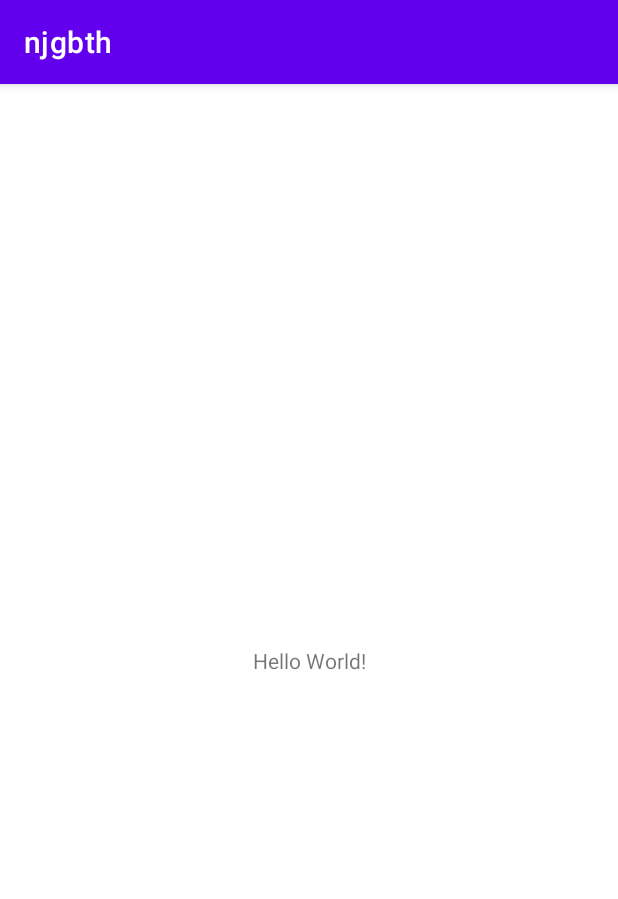
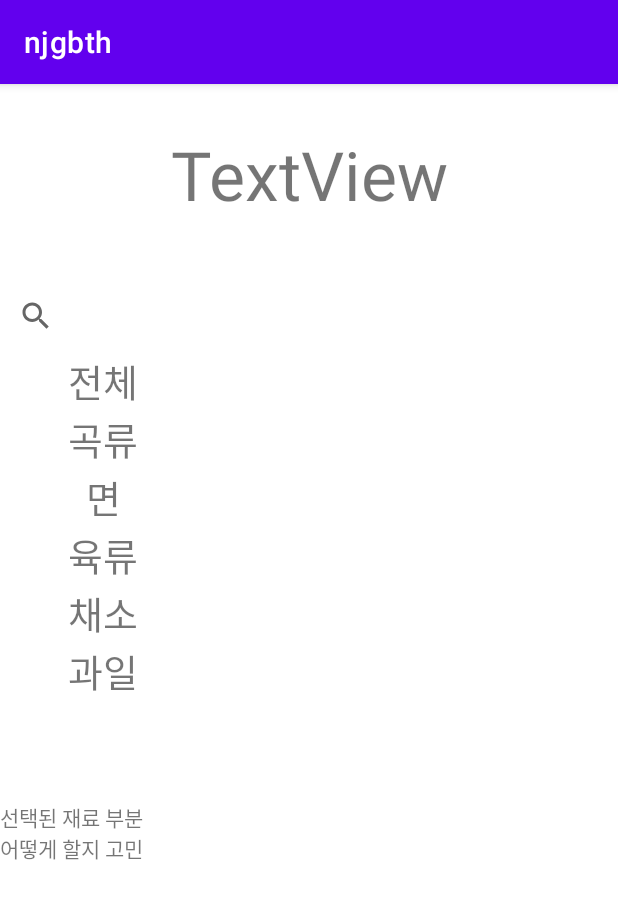
Before and after one commit to njgbth/njgbth, an Android app: the screen it shows after launch (MainActivity before the commit, MainPage after it), on a phone screen of 412 x 824 dp. Shown: the top 899 px of the screen. Run offline under Robolectric (Android 15) with nearby library versions, the phone set to English and light mode, and no system bars; 2 statements that could not run were skipped.

Commit message:
feat : viewbinding

```diff
--- a/app/build.gradle
+++ b/app/build.gradle
@@ -5,7 +5,9 @@ plugins {
 
 android {
     compileSdk 31
-
+    viewBinding {
+        enabled = true
+    }
     defaultConfig {
         applicationId "com.example.njgbth"
         minSdk 23
--- a/app/src/main/AndroidManifest.xml
+++ b/app/src/main/AndroidManifest.xml
@@ -10,6 +10,12 @@
         android:supportsRtl="true"
         android:theme="@style/Theme.Njgbth">
         <activity
+            android:name=".aaa"
+            android:exported="true" />
+        <activity
+            android:name=".MainPage"
+            android:exported="true" />
+        <activity
             android:name=".MainActivity"
             android:exported="true">
             <intent-filter>
--- a/app/src/main/java/com/example/njgbth/MainActivity.kt
+++ b/app/src/main/java/com/example/njgbth/MainActivity.kt
@@ -1,5 +1,6 @@
 package com.example.njgbth
 
+import android.content.Intent
 import androidx.appcompat.app.AppCompatActivity
 import android.os.Bundle
 
@@ -7,5 +8,7 @@ class MainActivity : AppCompatActivity() {
     override fun onCreate(savedInstanceState: Bundle?) {
         super.onCreate(savedInstanceState)
         setContentView(R.layout.activity_main)
+        startActivity(Intent(this, MainPage::class.java))
+        finish()
     }
 }
--- /dev/null
+++ b/app/src/main/java/com/example/njgbth/MainPage.kt
@@ -0,0 +1,21 @@
+package com.example.njgbth
+
+import android.content.Intent
+import androidx.appcompat.app.AppCompatActivity
+import android.os.Bundle
+import android.view.View
+import com.example.njgbth.databinding.ActivityMainPageBinding
+
+class MainPage : AppCompatActivity() {
+    private lateinit var binding: ActivityMainPageBinding           //viewbinding
+    override fun onCreate(savedInstanceState: Bundle?) {
+        super.onCreate(savedInstanceState)
+        setContentView(R.layout.activity_main_page)                 //화면출력
+        binding = ActivityMainPageBinding.inflate(layoutInflater)   //viewbinding
+        val view = binding.root                                     //viewbinding
+
+    }
+    fun get_category(view: View) {
+        println(binding.T1.text)
+    }
+}
--- /dev/null
+++ b/app/src/main/res/layout/activity_main_page.xml
@@ -0,0 +1,148 @@
+<?xml version="1.0" encoding="utf-8"?>
+<androidx.constraintlayout.widget.ConstraintLayout xmlns:android="http://schemas.android.com/apk/res/android"
+    xmlns:app="http://schemas.android.com/apk/res-auto"
+    xmlns:tools="http://schemas.android.com/tools"
+    android:layout_width="match_parent"
+    android:layout_height="match_parent"
+    tools:context=".MainPage"
+    >
+
+    <LinearLayout
+        android:id="@+id/linearLayout"
+        android:layout_width="match_parent"
+        android:layout_height="wrap_content"
+        android:orientation="vertical"
+        app:layout_constraintEnd_toEndOf="parent"
+        app:layout_constraintStart_toStartOf="parent"
+        app:layout_constraintTop_toTopOf="parent"
+        android:layout_marginTop="30dp">
+
+        <TextView
+            android:id="@+id/textView2"
+            android:layout_width="match_parent"
+            android:layout_height="wrap_content"
+            android:gravity="center"
+            android:textSize="45dp"
+            android:text="TextView" />
+    </LinearLayout>
+
+    <LinearLayout
+        android:id="@+id/linearLayout2"
+        android:layout_width="match_parent"
+        android:layout_height="wrap_content"
+        android:orientation="vertical"
+        app:layout_constraintEnd_toEndOf="parent"
+        app:layout_constraintStart_toStartOf="parent"
+        app:layout_constraintTop_toBottomOf="@+id/linearLayout"
+        android:layout_marginTop="40dp">
+
+        <LinearLayout
+            android:layout_width="match_parent"
+            android:layout_height="match_parent"
+            android:orientation="vertical">
+            <SearchView
+                android:layout_width="match_parent"
+                android:layout_height="match_parent"
+                />
+        </LinearLayout>
+
+        <LinearLayout
+            android:layout_width="match_parent"
+            android:layout_height="match_parent"
+            android:orientation="horizontal"
+            android:weightSum="4"
+            >
+
+            <ScrollView
+                android:layout_width="wrap_content"
+                android:layout_height="300dp"
+                android:layout_gravity="center"
+                android:layout_weight="1">
+
+                <LinearLayout
+                    android:layout_width="match_parent"
+                    android:layout_height="wrap_content"
+                    android:orientation="vertical">
+
+                    <TextView
+                        android:id="@+id/T1"
+                        android:layout_width="match_parent"
+                        android:layout_height="wrap_content"
+                        android:gravity="center"
+                        android:text="전체"
+                        android:clickable="true"
+                        android:onClick="get_category"
+                        android:textSize="25dp" />
+
+                    <TextView
+                        android:id="@+id/T2"
+                        android:layout_width="match_parent"
+                        android:layout_height="wrap_content"
+                        android:gravity="center"
+                        android:text="곡류"
+                        android:textSize="25dp" />
+
+                    <TextView
+                        android:id="@+id/T3"
+                        android:layout_width="match_parent"
+                        android:layout_height="wrap_content"
+                        android:gravity="center"
+                        android:text="면"
+                        android:textSize="25dp" />
+
+                    <TextView
+                        android:id="@+id/T4"
+                        android:layout_width="match_parent"
+                        android:layout_height="wrap_content"
+                        android:gravity="center"
+                        android:text="육류"
+                        android:textSize="25dp" />
+
+                    <TextView
+                        android:id="@+id/T5"
+                        android:layout_width="match_parent"
+                        android:layout_height="wrap_content"
+                        android:gravity="center"
+                        android:text="채소"
+                        android:textSize="25dp" />
+
+                    <TextView
+                        android:id="@+id/T6"
+                        android:layout_width="match_parent"
+                        android:layout_height="wrap_content"
+                        android:gravity="center"
+                        android:text="과일"
+                        android:textSize="25dp" />
+                </LinearLayout>
+            </ScrollView>
+
+            <FrameLayout
+                android:layout_width="wrap_content"
+                android:layout_height="match_parent"
+                android:layout_weight="3"/>
+
+
+        </LinearLayout>
+    </LinearLayout>
+
+    <LinearLayout
+        android:layout_width="match_parent"
+        android:layout_height="200dp"
+        android:orientation="vertical"
+        app:layout_constraintEnd_toEndOf="parent"
+        app:layout_constraintStart_toStartOf="parent"
+        app:layout_constraintTop_toBottomOf="@+id/linearLayout2">
+        <TextView
+            android:layout_width="100dp"
+            android:layout_height="100dp"
+            android:text="선택된 재료 부분 어떻게 할지 고민"
+            />
+        <FrameLayout
+            android:layout_width="match_parent"
+            android:layout_height="match_parent"
+            >
+
+        </FrameLayout>
+    </LinearLayout>
+
+</androidx.constraintlayout.widget.ConstraintLayout>
```
